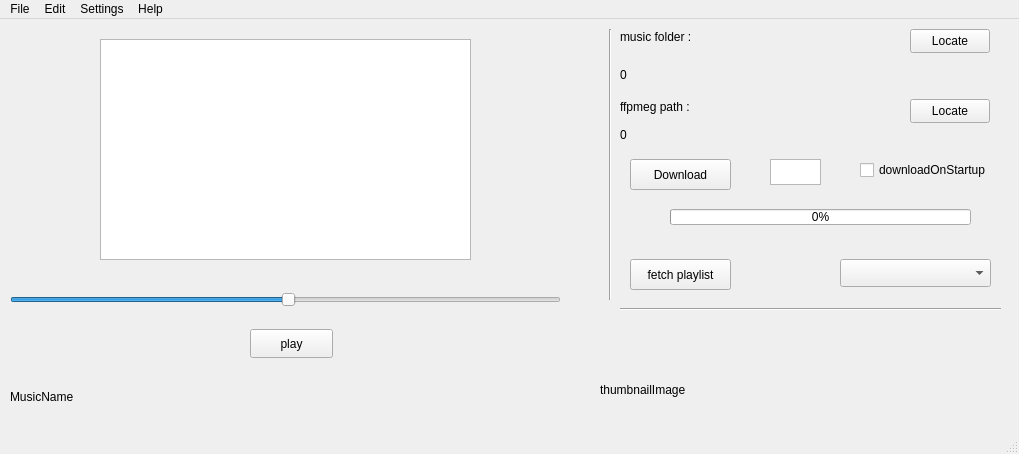
First picture: the form in mainwindow.ui, repository Renaud-Barrau/youtubeAudioRetriever, before the edit.
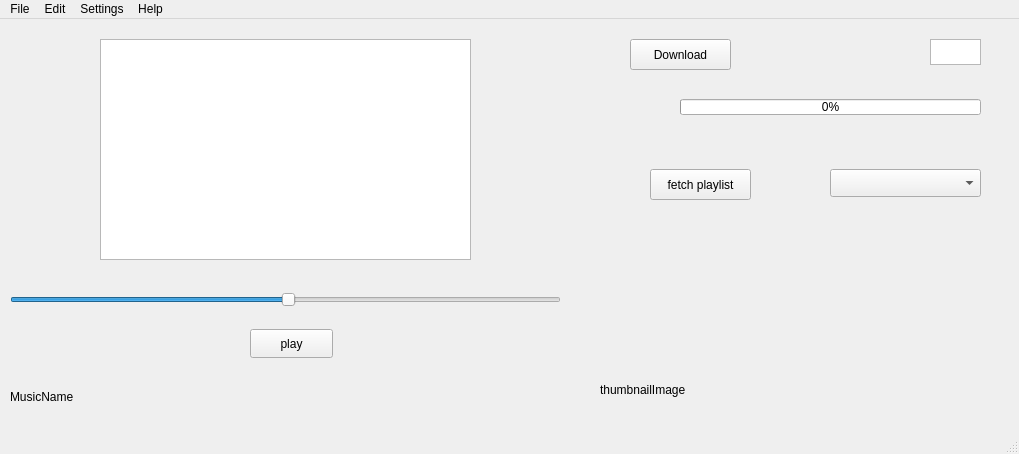
Second picture: the form after the edit.

What changed in the file:
```diff
--- a/mainwindow.ui
+++ b/mainwindow.ui
@@ -45,14 +45,14 @@
       <x>620</x>
       <y>0</y>
       <width>391</width>
-      <height>311</height>
+      <height>211</height>
      </rect>
     </property>
     <widget class="QPushButton" name="downloadButton">
      <property name="geometry">
       <rect>
        <x>10</x>
-       <y>140</y>
+       <y>20</y>
        <width>101</width>
        <height>31</height>
       </rect>
@@ -61,24 +61,11 @@
       <string>Download</string>
      </property>
     </widget>
-    <widget class="QCheckBox" name="checkBox">
-     <property name="geometry">
-      <rect>
-       <x>240</x>
-       <y>140</y>
-       <width>131</width>
-       <height>22</height>
-      </rect>
-     </property>
-     <property name="text">
-      <string>downloadOnStartup</string>
-     </property>
-    </widget>
     <widget class="QProgressBar" name="downloadProgressBar">
      <property name="geometry">
       <rect>
-       <x>50</x>
-       <y>190</y>
+       <x>60</x>
+       <y>80</y>
        <width>301</width>
        <height>16</height>
       </rect>
@@ -87,89 +74,11 @@
       <number>0</number>
      </property>
     </widget>
-    <widget class="QLabel" name="musicFolderLabel">
-     <property name="geometry">
-      <rect>
-       <x>0</x>
-       <y>10</y>
-       <width>71</width>
-       <height>16</height>
-      </rect>
-     </property>
-     <property name="text">
-      <string>music folder : </string>
-     </property>
-    </widget>
-    <widget class="QLabel" name="musicFolderRepository">
-     <property name="geometry">
-      <rect>
-       <x>0</x>
-       <y>40</y>
-       <width>381</width>
-       <height>32</height>
-      </rect>
-     </property>
-     <property name="text">
-      <string>0</string>
-     </property>
-    </widget>
-    <widget class="QPushButton" name="locateMusicFolderButton">
-     <property name="geometry">
-      <rect>
-       <x>290</x>
-       <y>10</y>
-       <width>80</width>
-       <height>24</height>
-      </rect>
-     </property>
-     <property name="text">
-      <string>Locate</string>
-     </property>
-    </widget>
-    <widget class="QLabel" name="ytdlpLabel">
-     <property name="geometry">
-      <rect>
-       <x>0</x>
-       <y>80</y>
-       <width>71</width>
-       <height>16</height>
-      </rect>
-     </property>
-     <property name="text">
-      <string>ffpmeg path : </string>
-     </property>
-    </widget>
-    <widget class="QLabel" name="ffpmegPath">
-     <property name="geometry">
-      <rect>
-       <x>0</x>
-       <y>100</y>
-       <width>381</width>
-       <height>32</height>
-      </rect>
-     </property>
-     <property name="text">
-      <string>0</string>
-     </property>
-    </widget>
-    <widget class="QPushButton" name="locateFfpmegButton">
-     <property name="geometry">
-      <rect>
-       <x>290</x>
-       <y>80</y>
-       <width>80</width>
-       <height>24</height>
-      </rect>
-     </property>
-     <property name="text">
-      <string>Locate</string>
-     </property>
-    </widget>
     <widget class="QPushButton" name="fetchPlaylistButton">
      <property name="geometry">
       <rect>
-       <x>10</x>
-       <y>240</y>
+       <x>30</x>
+       <y>150</y>
        <width>101</width>
        <height>31</height>
       </rect>
@@ -181,8 +90,8 @@
     <widget class="QComboBox" name="playlistSelectionComboBox">
      <property name="geometry">
       <rect>
-       <x>220</x>
-       <y>240</y>
+       <x>210</x>
+       <y>150</y>
        <width>151</width>
        <height>28</height>
       </rect>
@@ -191,39 +100,13 @@
     <widget class="QTextEdit" name="videoNumberTextEdit">
      <property name="geometry">
       <rect>
-       <x>150</x>
-       <y>140</y>
+       <x>310</x>
+       <y>20</y>
        <width>51</width>
        <height>26</height>
       </rect>
      </property>
     </widget>
-    <widget class="Line" name="line_3">
-     <property name="geometry">
-      <rect>
-       <x>0</x>
-       <y>280</y>
-       <width>381</width>
-       <height>21</height>
-      </rect>
-     </property>
-     <property name="orientation">
-      <enum>Qt::Horizontal</enum>
-     </property>
-    </widget>
-   </widget>
-   <widget class="Line" name="line">
-    <property name="geometry">
-     <rect>
-      <x>600</x>
-      <y>10</y>
-      <width>20</width>
-      <height>271</height>
-     </rect>
-    </property>
-    <property name="orientation">
-     <enum>Qt::Vertical</enum>
-    </property>
    </widget>
    <widget class="QLabel" name="thumbnailImageLabel">
     <property name="geometry">
```
Left out of the diff: 10 changed lines with no effect on the pictures.
